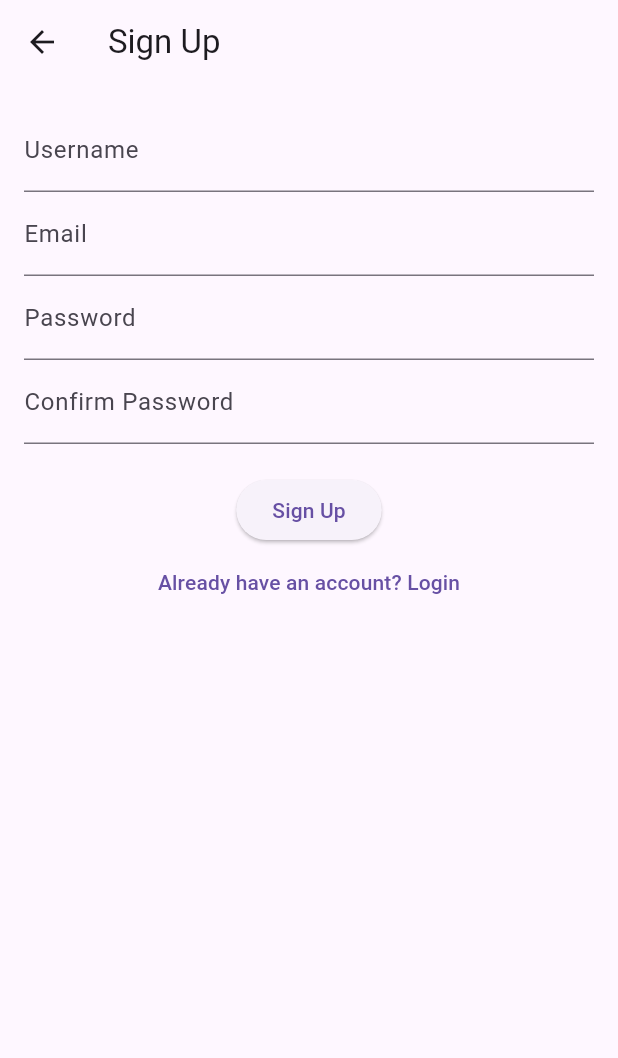
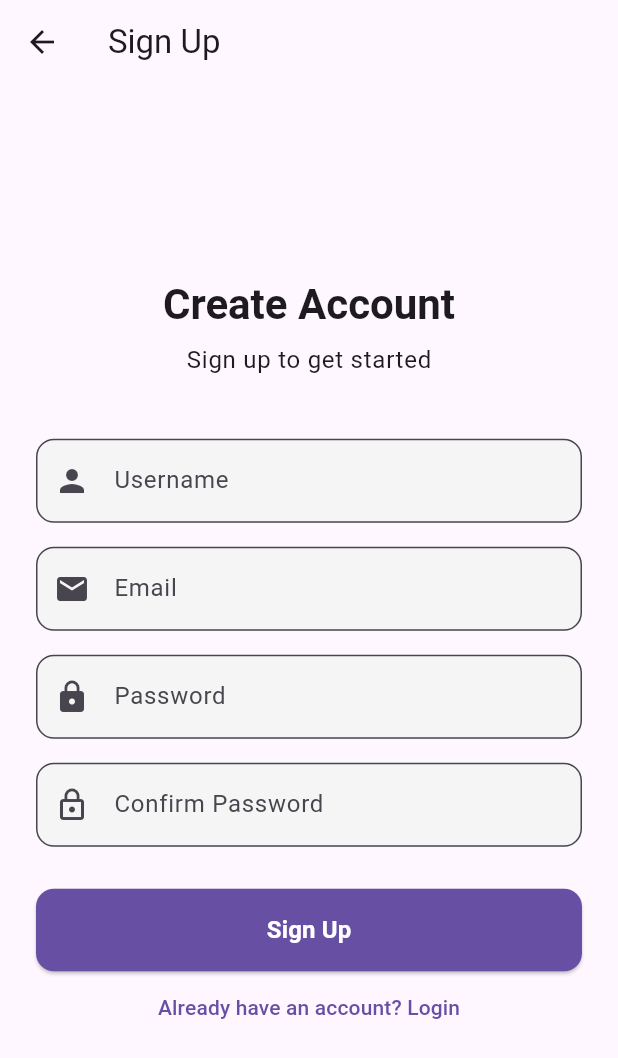
Before and after one commit to riyad-from-space/Sheba-Ai-Practice, a Flutter app: the SignupScreen screen opened by its route, on a phone screen of 412 x 824 dp. Shown: the top 1058 px of the screen. Run offline on Flutter 3.47's test engine with Material 3 defaults, Android fonts, the phone set to English and light mode, and no system bars; our stand-ins replace dio, flutter_riverpod, flutter_secure_storage, freezed_annotation, retrofit; accounts and stored records are empty; generated files the repository leaves out were written again.

Commit message:
Login-Signup Screen

```diff
--- a/lib/main.dart
+++ b/lib/main.dart
@@ -1,10 +1,8 @@
-// lib/main.dart
 import 'package:flutter/material.dart';
 import 'package:flutter_riverpod/flutter_riverpod.dart';
 import 'package:sheba_ai/presentation/screens/auth/login_screen.dart';
 import 'package:sheba_ai/presentation/screens/auth/signup_screen.dart';
 import 'package:sheba_ai/presentation/screens/home_screen.dart';
-
 
 void main() {
   runApp(const ProviderScope(child: MyApp()));
@@ -16,6 +14,7 @@
   @override
   Widget build(BuildContext context) {
     return MaterialApp(
+      debugShowCheckedModeBanner: false,
       title: 'Sheba AI App',
       theme: ThemeData(primarySwatch: Colors.blue),
       home: const LoginScreen(),
--- a/lib/presentation/providers/auth_provider.dart
+++ b/lib/presentation/providers/auth_provider.dart
@@ -1,15 +1,12 @@
-// lib/presentation/providers/app_providers.dart
 import 'package:dio/dio.dart';
 import 'package:flutter_riverpod/flutter_riverpod.dart';
 import 'package:sheba_ai/core/constants/api_constants.dart';
+import 'package:sheba_ai/core/network/auth_interceptor.dart';
 import 'package:sheba_ai/data/repositories/auth_repositories.dart';
 
-import '../../core/network/auth_interceptor.dart';
 import '../../data/services/auth_service.dart';
-
 import '../viewmodels/auth_viewmodel.dart';
 
-// Dio Provider
 final dioProvider = Provider<Dio>((ref) {
   final dio = Dio(BaseOptions(
     baseUrl: ApiConstants.baseUrl,
@@ -24,17 +21,15 @@ final dioProvider = Provider<Dio>((ref) {
   return dio;
 });
 
-// Service Providers
 final authServiceProvider = Provider<AuthService>((ref) {
   return AuthService(ref.read(dioProvider));
 });
 
-// Repository Providers
 final authRepositoryProvider = Provider<AuthRepository>((ref) {
   return AuthRepository(ref.read(authServiceProvider));
 });
 
-// ViewModel Providers
-final authViewModelProvider = StateNotifierProvider<AuthViewModel, AuthState>((ref) {
+final authViewModelProvider =
+    StateNotifierProvider<AuthViewModel, AuthState>((ref) {
   return AuthViewModel(ref.read(authRepositoryProvider));
 });
--- /dev/null
+++ b/lib/presentation/screens/auth/components/custom_button.dart
@@ -0,0 +1,48 @@
+import 'package:flutter/material.dart';
+
+class CustomButton extends StatelessWidget {
+  final String text;
+  final VoidCallback onPressed;
+  final bool isLoading;
+  final Color? color;
+  final Color? textColor;
+
+  const CustomButton({
+    super.key,
+    required this.text,
+    required this.onPressed,
+    this.isLoading = false,
+    this.color,
+    this.textColor,
+  });
+
+  @override
+  Widget build(BuildContext context) {
+    return SizedBox(
+      width: double.infinity,
+      child: ElevatedButton(
+        style: ElevatedButton.styleFrom(
+          backgroundColor: color ?? Theme.of(context).primaryColor,
+          foregroundColor: textColor ?? Colors.white,
+          padding: const EdgeInsets.symmetric(vertical: 16),
+          shape: RoundedRectangleBorder(
+            borderRadius: BorderRadius.circular(12),
+          ),
+        ),
+        onPressed: isLoading ? null : onPressed,
+        child: isLoading
+            ? const SizedBox(
+                width: 24,
+                height: 24,
+                child: CircularProgressIndicator(
+                    strokeWidth: 2, color: Colors.white),
+              )
+            : Text(
+                text,
+                style:
+                    const TextStyle(fontSize: 16, fontWeight: FontWeight.bold),
+              ),
+      ),
+    );
+  }
+}
--- /dev/null
+++ b/lib/presentation/screens/auth/components/custom_text_field.dart
@@ -0,0 +1,45 @@
+import 'package:flutter/material.dart';
+
+class CustomTextField extends StatelessWidget {
+  final TextEditingController controller;
+  final String label;
+  final bool obscureText;
+  final TextInputType keyboardType;
+  final String? errorText;
+  final IconData? icon;
+  final void Function(String)? onChanged;
+
+  const CustomTextField({
+    super.key,
+    required this.controller,
+    required this.label,
+    this.obscureText = false,
+    this.keyboardType = TextInputType.text,
+    this.errorText,
+    this.icon,
+    this.onChanged,
+  });
+
+  @override
+  Widget build(BuildContext context) {
+    return Padding(
+      padding: const EdgeInsets.symmetric(vertical: 8.0),
+      child: TextField(
+        controller: controller,
+        obscureText: obscureText,
+        keyboardType: keyboardType,
+        onChanged: onChanged,
+        decoration: InputDecoration(
+          prefixIcon: icon != null ? Icon(icon) : null,
+          labelText: label,
+          errorText: errorText,
+          border: OutlineInputBorder(
+            borderRadius: BorderRadius.circular(12),
+          ),
+          filled: true,
+          fillColor: Colors.grey[100],
+        ),
+      ),
+    );
+  }
+}
--- a/lib/presentation/screens/auth/signup_screen.dart
+++ b/lib/presentation/screens/auth/signup_screen.dart
@@ -1,6 +1,9 @@
 import 'package:flutter/material.dart';
 import 'package:flutter_riverpod/flutter_riverpod.dart';
 import 'package:sheba_ai/presentation/providers/auth_provider.dart';
+
+import 'components/custom_button.dart';
+import 'components/custom_text_field.dart';
 
 class SignupScreen extends ConsumerStatefulWidget {
   const SignupScreen({super.key});
@@ -36,34 +39,55 @@ class _SignupScreenState extends ConsumerState<SignupScreen> {
 
     return Scaffold(
       appBar: AppBar(title: const Text('Sign Up')),
-      body: Padding(
-        padding: const EdgeInsets.all(16),
+      body: Center(
+        child: SingleChildScrollView(
+          padding: const EdgeInsets.all(24),
           child: Column(
+            mainAxisAlignment: MainAxisAlignment.center,
             children: [
-            TextField(
+              Text(
+                'Create Account',
+                style: Theme.of(context)
+                    .textTheme
+                    .headlineMedium
+                    ?.copyWith(fontWeight: FontWeight.bold),
+              ),
+              const SizedBox(height: 8),
+              Text(
+                'Sign up to get started',
+                style: Theme.of(context).textTheme.bodyLarge,
+              ),
+              const SizedBox(height: 32),
+              CustomTextField(
                 controller: _usernameController,
-              decoration: const InputDecoration(labelText: 'Username'),
+                label: 'Username',
+                icon: Icons.person,
               ),
-            TextField(
+              CustomTextField(
                 controller: _emailController,
-              decoration: const InputDecoration(labelText: 'Email'),
+                label: 'Email',
+                icon: Icons.email,
+                keyboardType: TextInputType.emailAddress,
               ),
-            TextField(
+              CustomTextField(
                 controller: _passwordController,
-              decoration: const InputDecoration(labelText: 'Password'),
+                label: 'Password',
+                icon: Icons.lock,
                 obscureText: true,
               ),
-            TextField(
+              CustomTextField(
                 controller: _confirmPasswordController,
-              decoration: const InputDecoration(labelText: 'Confirm Password'),
+                label: 'Confirm Password',
+                icon: Icons.lock_outline,
                 obscureText: true,
               ),
               const SizedBox(height: 20),
-            ElevatedButton(
-              onPressed: authState.isLoading
-                  ? null
-                  : () {
-                      if (_passwordController.text != _confirmPasswordController.text) {
+              CustomButton(
+                text: 'Sign Up',
+                isLoading: authState.isLoading,
+                onPressed: () {
+                  if (_passwordController.text !=
+                      _confirmPasswordController.text) {
                     ScaffoldMessenger.of(context).showSnackBar(
                       const SnackBar(content: Text('Passwords do not match')),
                     );
@@ -75,9 +99,6 @@ class _SignupScreenState extends ConsumerState<SignupScreen> {
                     _passwordController.text,
                   );
                 },
-              child: authState.isLoading
-                  ? const CircularProgressIndicator()
-                  : const Text('Sign Up'),
               ),
               TextButton(
                 onPressed: () {
@@ -88,6 +109,7 @@ class _SignupScreenState extends ConsumerState<SignupScreen> {
             ],
           ),
         ),
+      ),
     );
   }
 }
--- a/lib/presentation/viewmodels/auth_viewmodel.dart
+++ b/lib/presentation/viewmodels/auth_viewmodel.dart
@@ -1,4 +1,3 @@
-
 import 'package:flutter_riverpod/flutter_riverpod.dart';
 import 'package:sheba_ai/data/repositories/auth_repositories.dart';
 
@@ -49,7 +48,7 @@ class AuthViewModel extends StateNotifier<AuthState> {
           isLoading: false,
           isAuthenticated: true,
         );
-        // Fetch user profile after successful login
+
         getProfile();
       },
       failure: (error, statusCode) {
@@ -99,7 +98,7 @@ class AuthViewModel extends StateNotifier<AuthState> {
 
   Future<void> logout() async {
     await _authRepository.logout();
-    state = AuthState(); // Reset to initial state
+    state = AuthState();
   }
 
   Future<void> checkAuthStatus() async {
```
Also changed, not shown: lib/core/network/auth_interceptor.dart (+27 -8 lines), lib/presentation/screens/auth/login_screen.dart (+30 -16 lines). Lines whose indentation alone changed are shown as unchanged.
